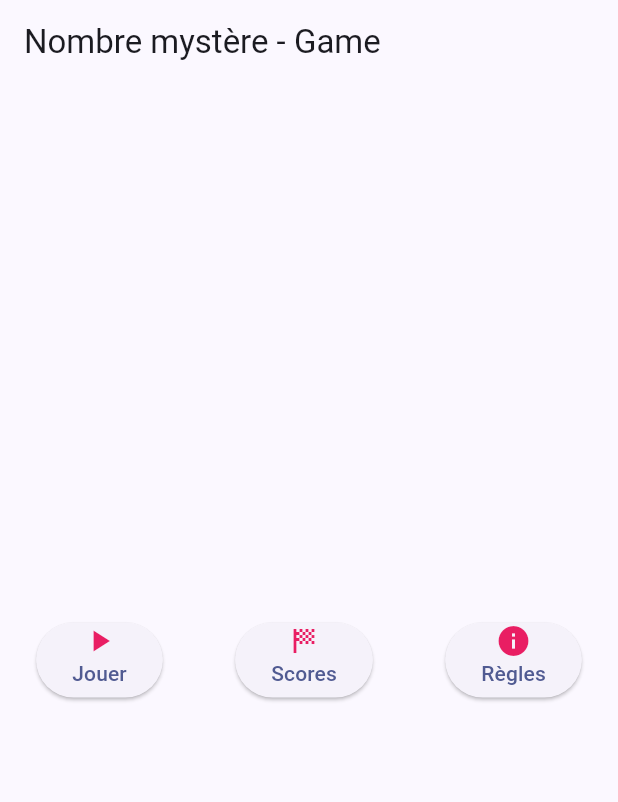
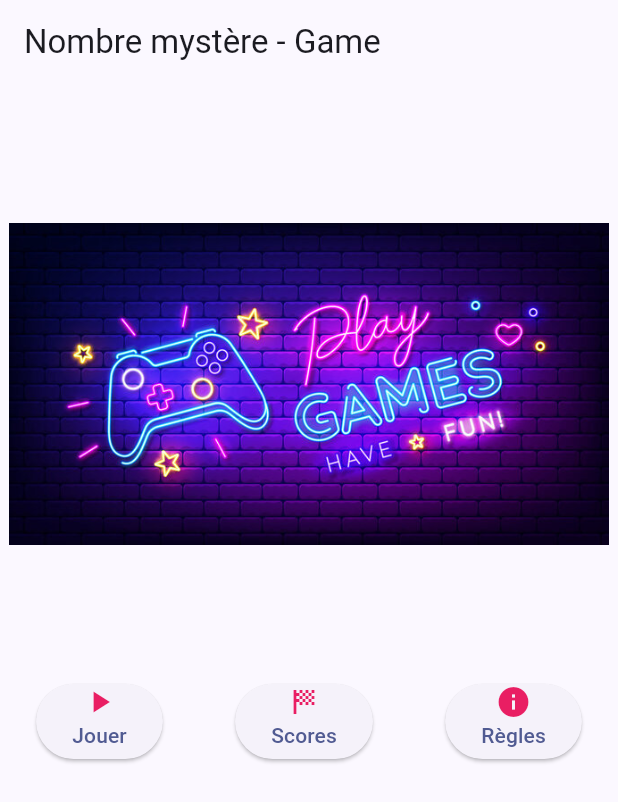
Before and after one commit to GaelSimon01/tp_mobile_note, a Flutter app: the HomeScreen screen opened by its route, on a phone screen of 412 x 824 dp. Shown: the top 802 px of the screen. Run offline on Flutter 3.47's test engine with Material 3 defaults, Android fonts, the phone set to English and light mode, and no system bars; our stand-ins replace go_router.

```diff
--- a/nombre_mystere/lib/ui/homescreen.dart
+++ b/nombre_mystere/lib/ui/homescreen.dart
@@ -11,7 +11,14 @@ class HomeScreen extends StatelessWidget {
         title: const Text("Nombre mystère - Game"),
       ),
       body: Center(
-        child: Row(
+        child: Column(
+          children: <Widget>[
+            Image.asset(
+              "images/game.jpg",
+              width: 400,
+              height: 400,
+            ),
+            Row(
               mainAxisAlignment: MainAxisAlignment.spaceAround,
               children: <Widget>[
                 ElevatedButton(
@@ -24,12 +31,13 @@ class HomeScreen extends StatelessWidget {
                           Icons.play_arrow,
                           color: Colors.pink,
                           size: 24.0,
-                        semanticLabel: 'Text to announce in accessibility modes',
+                          semanticLabel:
+                              'Text to announce in accessibility modes',
                         ),
                         Text("Jouer")
                       ],
                     ),
-                )
+                  ),
                 ),
                 ElevatedButton(
                   onPressed: () => context.go('/home/view-scores'),
@@ -41,7 +49,8 @@ class HomeScreen extends StatelessWidget {
                           Icons.sports_score,
                           color: Colors.pink,
                           size: 24.0,
-                        semanticLabel: 'Text to announce in accessibility modes',
+                          semanticLabel:
+                              'Text to announce in accessibility modes',
                         ),
                         Text("Scores")
                       ],
@@ -52,13 +61,14 @@ class HomeScreen extends StatelessWidget {
                   onPressed: () => context.go('/home/info'),
                   child: const SizedBox(
                     height: 50,
-                child : Column(
+                    child: Column(
                       children: [
                         Icon(
                           Icons.info,
                           color: Colors.pink,
                           size: 24.0,
-                      semanticLabel: 'Text to announce in accessibility modes',
+                          semanticLabel:
+                              'Text to announce in accessibility modes',
                         ),
                         Text("Règles")
                       ],
@@ -67,6 +77,8 @@ class HomeScreen extends StatelessWidget {
                 ),
               ],
             ),
+          ],
+        ),
       ),
     );
   }
```
Lines whose indentation alone changed are shown as unchanged.
